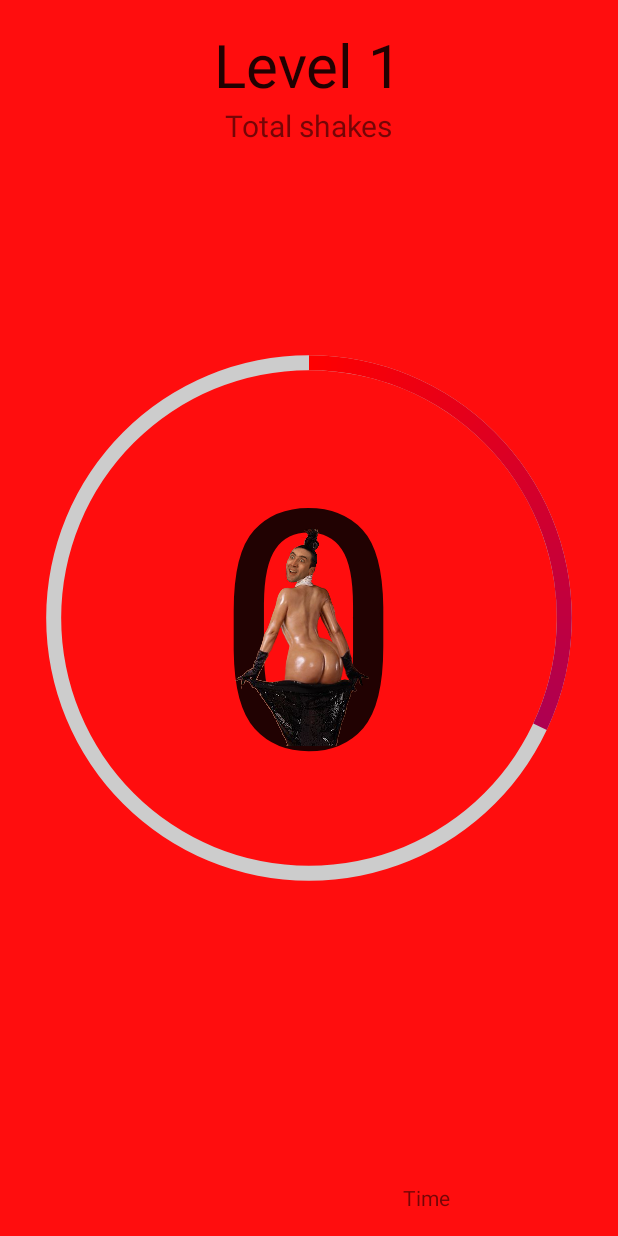
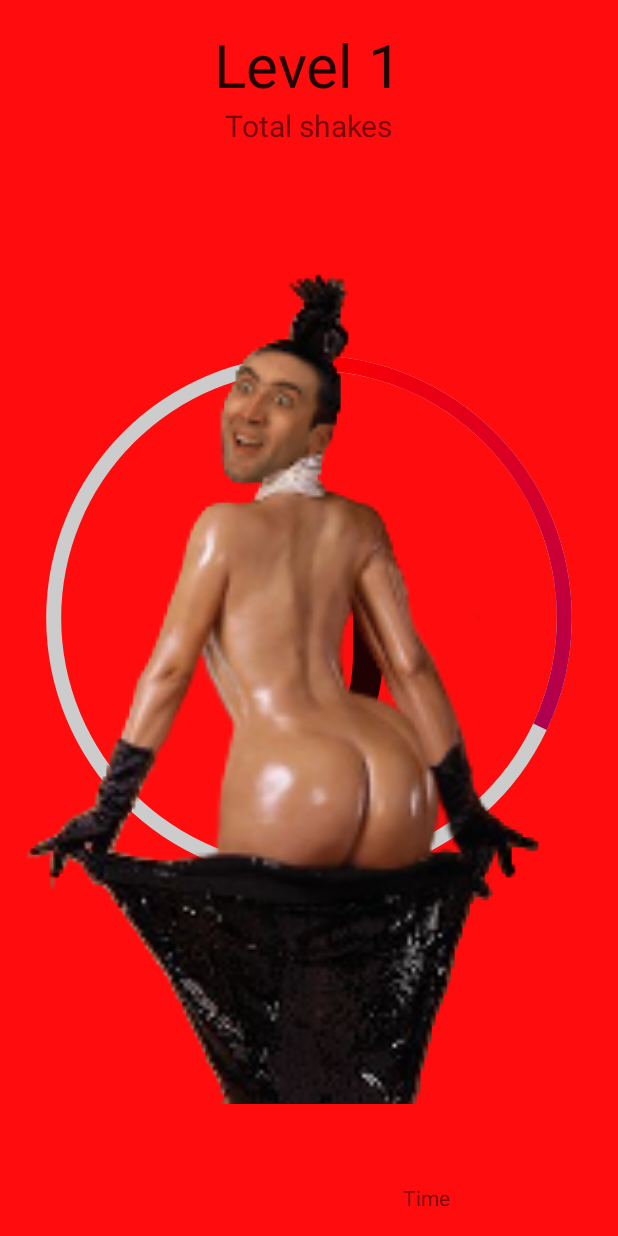
Before and after one commit to ajbowler/ShakeOff, an Android app: the layout activity_shake_off.xml on its own in the app's theme, with its tools: preview values and no code run, on a phone screen of 412 x 824 dp. Run offline under Robolectric (Android 15) with nearby library versions, the phone set to English and light mode, and no system bars.

Commit message:
BIGGER CAGE. BIGGER CHEEKS. BIGGER DREAMS.

```diff
--- a/MyApplication/app/src/main/res/layout/activity_shake_off.xml
+++ b/MyApplication/app/src/main/res/layout/activity_shake_off.xml
@@ -62,24 +62,24 @@
         android:layout_centerHorizontal="true" />
 
     <ImageView
-        android:layout_width="wrap_content"
-        android:layout_height="wrap_content"
+        android:layout_width="400dp"
+        android:layout_height="800dp"
         android:id="@+id/hiddenBossImg0"
         android:layout_centerVertical="true"
         android:layout_centerHorizontal="true"
         android:src="@drawable/nick0"/>
 
     <ImageView
-        android:layout_width="wrap_content"
-        android:layout_height="wrap_content"
+        android:layout_width="400dp"
+        android:layout_height="800dp"
         android:id="@+id/hiddenBossImg1"
         android:src="@drawable/nick1"
         android:layout_centerVertical="true"
         android:layout_centerHorizontal="true" />
 
     <ImageView
-        android:layout_width="wrap_content"
-        android:layout_height="wrap_content"
+        android:layout_width="400dp"
+        android:layout_height="800dp"
         android:id="@+id/hiddenBossImg2"
         android:src="@drawable/nick2"
         android:layout_centerVertical="true"
@@ -96,8 +96,8 @@
         android:layout_toEndOf="@+id/levelCount" />
 
     <ImageView
-        android:layout_width="wrap_content"
-        android:layout_height="wrap_content"
+        android:layout_width="400dp"
+        android:layout_height="800dp"
         android:id="@+id/hiddenBossImg3"
         android:src="@drawable/nick3"
         android:layout_centerVertical="true"
```
